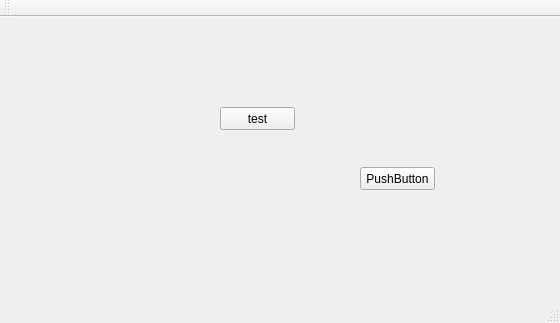
LDevin/CommandCenter, file CommandCenter/MainApp/mainwindow.ui: the form before one commit.
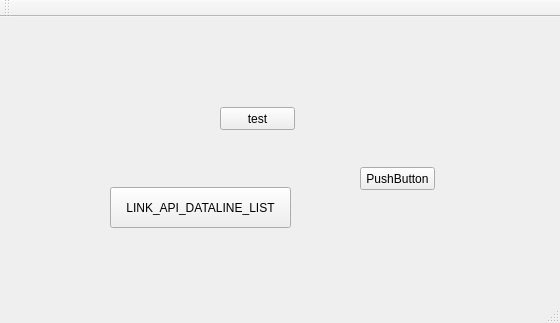
The form after the commit.

```diff
--- a/CommandCenter/MainApp/mainwindow.ui
+++ b/CommandCenter/MainApp/mainwindow.ui
@@ -40,6 +40,19 @@
      <string>PushButton</string>
     </property>
    </widget>
+   <widget class="QPushButton" name="pushButton_3">
+    <property name="geometry">
+     <rect>
+      <x>110</x>
+      <y>170</y>
+      <width>181</width>
+      <height>41</height>
+     </rect>
+    </property>
+    <property name="text">
+     <string>LINK_API_DATALINE_LIST</string>
+    </property>
+   </widget>
   </widget>
   <widget class="QMenuBar" name="menuBar">
    <property name="geometry">
```
